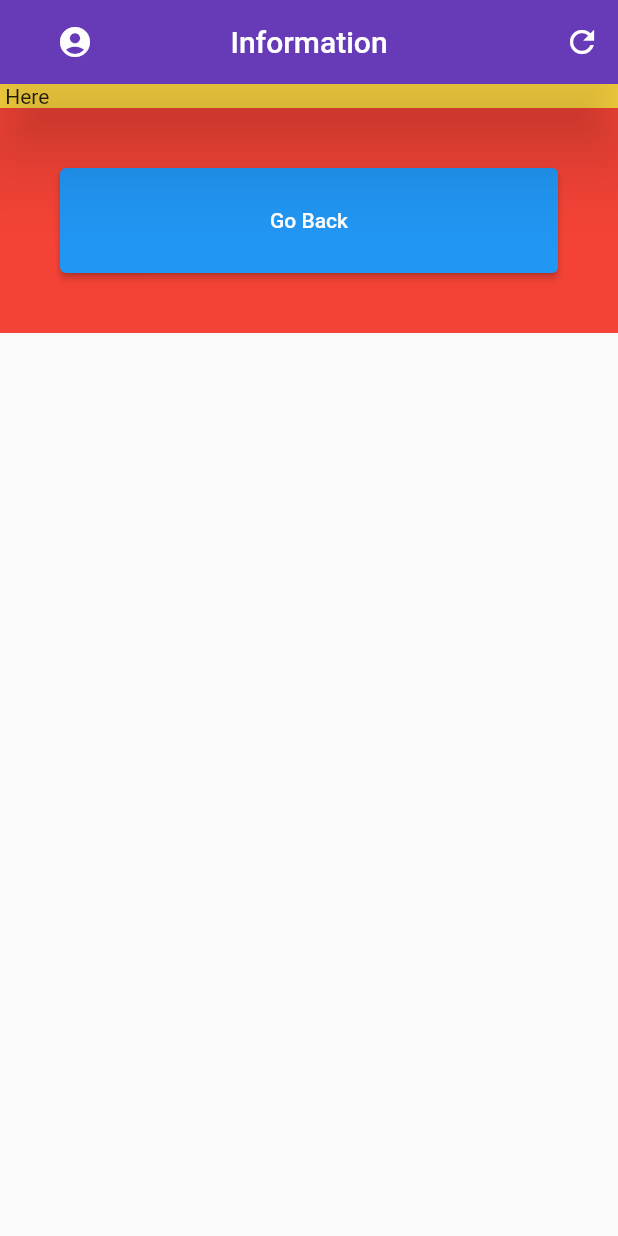
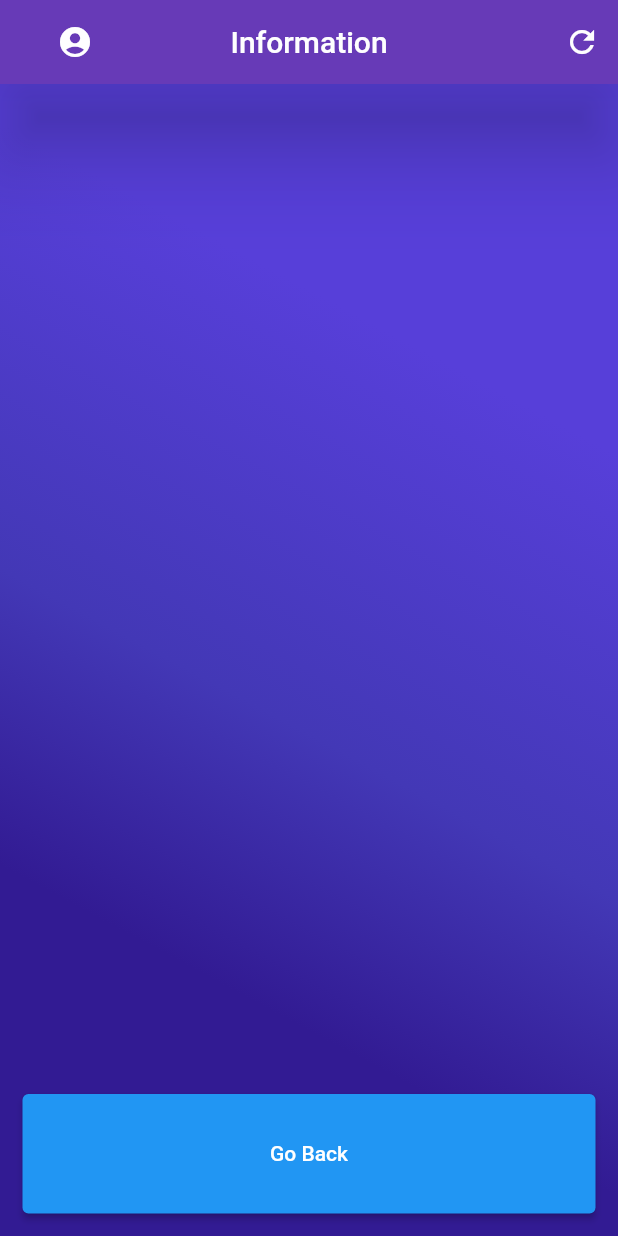
Before and after one commit to Alxelio/bmi_Santander, a Flutter app: the screen it shows after launch, after a tap on "Calculate", on a phone screen of 412 x 824 dp. Run offline on Flutter 3.47's test engine with Material 2 defaults, Android fonts, the phone set to English and light mode, and no system bars.

Commit message:
Add Calculus Function and Background Color Second Page
Signed-off-by: Auccelio <auxerreauccelio@gmail.com>

```diff
--- a/lib/Functions.dart
+++ b/lib/Functions.dart
@@ -18,5 +18,35 @@ double cauculus() {
   }
 
   double bmi = weight / ((height / 100) * (height / 100));
+
+  if(bmi < 16.0){
+    stdout.write('Your Body Mass Index is ${bmi.toStringAsFixed(2)} - ');
+    stdout.write("Severe Thinness Classification \n");
+  } else if(bmi >= 16.0 && bmi < 17.0){
+    stdout.write('Your Body Mass Index is ${bmi.toStringAsFixed(2)} - ');
+    stdout.write("Moderate Thinness Classification \n");
+  } else if(bmi >= 17.0 && bmi < 18.5){
+    stdout.write('Your Body Mass Index is ${bmi.toStringAsFixed(2)} - ');
+    stdout.write("Light Thinness Classification \n");
+  } else if(bmi >= 18.5 && bmi < 25.0){
+    stdout.write('Your Body Mass Index is ${bmi.toStringAsFixed(2)} - ');
+    stdout.write("Healthy Classification \n");
+  } else if(bmi >= 25.0 && bmi < 30.0){
+    stdout.write('Your Body Mass Index is ${bmi.toStringAsFixed(2)} - ');
+    stdout.write("Overweight Classification \n");
+  } else if(bmi >= 30.0 && bmi < 35.0){
+    stdout.write('Your Body Mass Index is ${bmi.toStringAsFixed(2)} - ');
+    stdout.write("Grade 1 Obesity Classification \n");
+  } else if(bmi >= 35.0 && bmi < 40.0){
+    stdout.write('Your Body Mass Index is ${bmi.toStringAsFixed(2)} - ');
+    stdout.write("Grade II Obesity (Severe) Classification \n");
+  } else if(bmi >= 40.0) {
+    stdout.write('Your Body Mass Index is ${bmi.toStringAsFixed(2)} - ');
+    stdout.write("Grade III Obesity (Morbid) Classification \n");
+  } else {
+    stdout.write('Your Body Mass Index is ${bmi.toStringAsFixed(2)} - ');
+    stdout.write("Invalid inputs, like negative values or stuff like that");
+  }
+
   return bmi;
 }
--- a/lib/SecondPage.dart
+++ b/lib/SecondPage.dart
@@ -30,20 +30,38 @@ class _SecondPageeState extends State<SecondPagee> {
         ),
 
         body:
-        SingleChildScrollView(
+        Container(
+          decoration: const BoxDecoration(
+            gradient: LinearGradient(
+              begin: Alignment.bottomLeft,
+              end: Alignment.topRight,
+              stops: [0.25, 0.45, 0.75],
+              colors: [ Color.fromARGB(255, 50, 27, 147),
+                Color.fromARGB(255, 67, 56, 182),
+                Color.fromARGB(255, 87, 63, 217),
+              ],
+            ),
+          ),
+
+
           child: Column(
-            mainAxisAlignment: MainAxisAlignment.center,
+            crossAxisAlignment: CrossAxisAlignment.stretch,
             children: [
-              Container(
+              Expanded(flex: 6,
+                child: Container(
+                  //height: 420,
                   width: double.infinity,
-                color: Colors.amberAccent,
-                child: Text(" Here "),
+                  //color: Colors.amberAccent,
+                  child: Text(" "),
                 ),
-              Container(
-                color: Colors.red,
+              ),
+              Expanded(flex: 1,
+                child: Container(
+                  //height: 30,
+                  //color: Colors.red,
                   width: double.infinity,
                   child: Padding(
-                  padding: const EdgeInsets.all(40.0),
+                    padding: const EdgeInsets.all(15.0),
                     child: ElevatedButton(
                       style: ElevatedButton.styleFrom(
                         minimumSize: const Size(double.infinity, 70.0)
@@ -57,9 +75,9 @@ class _SecondPageeState extends State<SecondPagee> {
                     ),
                   ),
                 ),
+              ),
             ],
           ),
-
         ),
       ),
     );
```
Also changed, not shown: 1 other file. Lines whose indentation alone changed are shown as unchanged.
